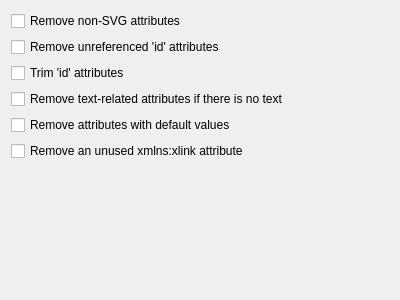
Above: src/preferences/attributespage.ui from RazrFalcon/svgcleaner-gui before the change. Below: the same form after it.
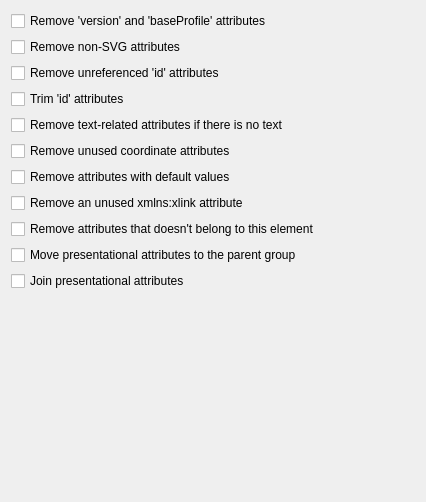
That is the form after the change.

```diff
--- a/src/preferences/attributespage.ui
+++ b/src/preferences/attributespage.ui
@@ -6,14 +6,21 @@
    <rect>
     <x>0</x>
     <y>0</y>
-    <width>400</width>
-    <height>300</height>
+    <width>426</width>
+    <height>502</height>
    </rect>
   </property>
   <property name="windowTitle">
    <string>Form</string>
   </property>
   <layout class="QVBoxLayout" name="verticalLayout">
+   <item>
+    <widget class="QCheckBox" name="chBoxRmVersion">
+     <property name="text">
+      <string>Remove 'version' and 'baseProfile' attributes</string>
+     </property>
+    </widget>
+   </item>
    <item>
     <widget class="QCheckBox" name="chBoxRmNonSvg">
      <property name="text">
@@ -42,6 +49,13 @@
      </property>
     </widget>
    </item>
+   <item>
+    <widget class="QCheckBox" name="chBoxRmCoord">
+     <property name="text">
+      <string>Remove unused coordinate attributes</string>
+     </property>
+    </widget>
+   </item>
    <item>
     <widget class="QCheckBox" name="chBoxRmDefaultAttrs">
      <property name="text">
@@ -56,6 +70,27 @@
      </property>
     </widget>
    </item>
+   <item>
+    <widget class="QCheckBox" name="chBoxRmNeedlessAttrs">
+     <property name="text">
+      <string>Remove attributes that doesn't belong to this element</string>
+     </property>
+    </widget>
+   </item>
+   <item>
+    <widget class="QCheckBox" name="chBoxMoveStyles">
+     <property name="text">
+      <string>Move presentational attributes to the parent group</string>
+     </property>
+    </widget>
+   </item>
+   <item>
+    <widget class="QCheckBox" name="chBoxJoinStyles">
+     <property name="text">
+      <string>Join presentational attributes</string>
+     </property>
+    </widget>
+   </item>
    <item>
     <spacer name="verticalSpacer">
      <property name="orientation">
```
